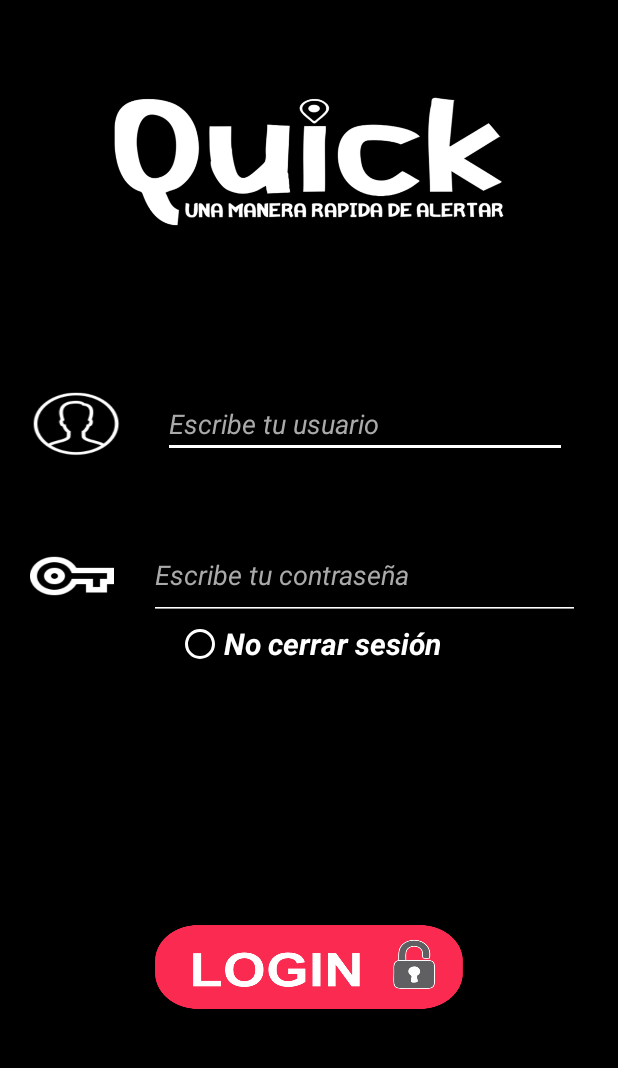
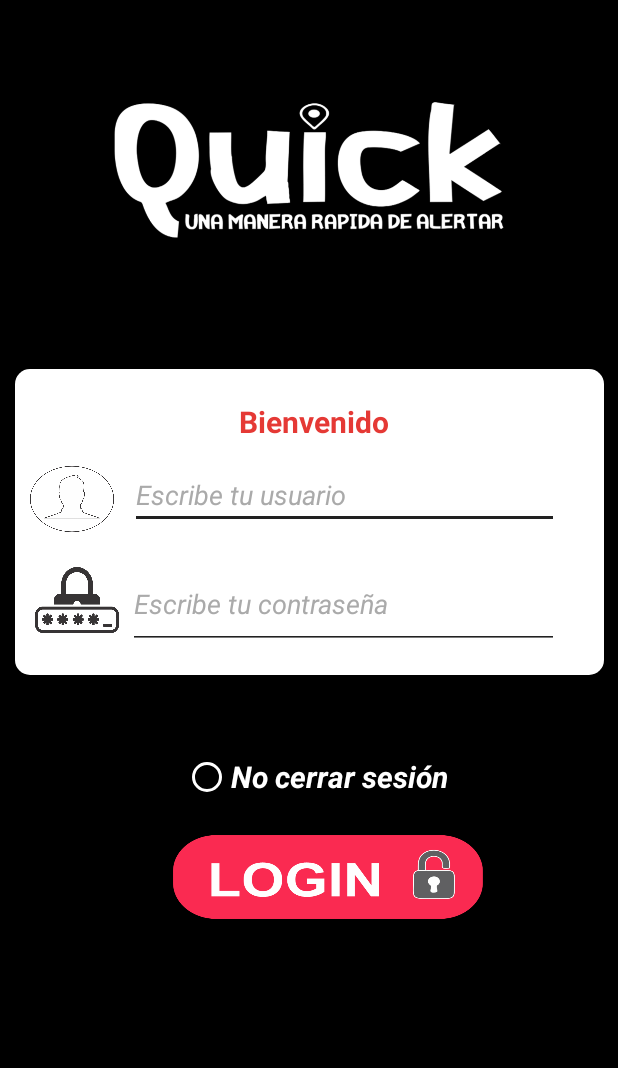
Before and after one commit to SunnyVelasco/quick, an Android app: the MainActivity screen opened directly, with no data from a screen before it, on a phone screen of 412 x 824 dp, the part 84-1152 px from its top. Run offline under Robolectric (Android 15) with nearby library versions, the phone set to English and light mode, and no system bars.

Commit message:
Edicion de vistas(Login)(Bienvenida)

```diff
--- a/app/src/main/res/layout/activity_bienvenida.xml
+++ b/app/src/main/res/layout/activity_bienvenida.xml
@@ -13,9 +13,11 @@
         android:id="@+id/textView2"
         android:layout_width="wrap_content"
         android:layout_height="wrap_content"
+        android:layout_alignParentStart="true"
         android:layout_alignParentEnd="true"
         android:layout_alignParentBottom="true"
-        android:layout_marginEnd="92dp"
+        android:layout_marginStart="93dp"
+        android:layout_marginEnd="93dp"
         android:layout_marginBottom="644dp"
         android:text="BIENVENIDOS A "
         android:textColor="@color/ColorText"
@@ -24,12 +26,15 @@
 
     <ImageView
         android:id="@+id/imageView4"
-        android:layout_width="324dp"
-        android:layout_height="283dp"
+        android:layout_width="336dp"
+        android:layout_height="290dp"
+        android:layout_alignParentStart="true"
         android:layout_alignParentEnd="true"
         android:layout_alignParentBottom="true"
+        android:layout_centerHorizontal="true"
+        android:layout_marginStart="38dp"
         android:layout_marginEnd="38dp"
-        android:layout_marginBottom="212dp"
+        android:layout_marginBottom="204dp"
         android:background="@drawable/personas" />
 
     <TextView
@@ -56,7 +61,6 @@
         android:layout_marginBottom="102dp"
         android:background="@drawable/boton_estilo"
         android:text="INICIAR SESIÓN "
-        android:textColor="@color/colorPrimary"
         android:textSize="20dp" />
 
     <Button
@@ -72,4 +76,15 @@
         android:background="@drawable/boton_estilo"
         android:text="Registrarse"
         android:textSize="20dp" />
+
+    <ImageView
+        android:id="@+id/imageView9"
+        android:layout_width="294dp"
+        android:layout_height="304dp"
+        android:layout_alignParentStart="true"
+        android:layout_alignParentTop="true"
+        android:layout_centerHorizontal="true"
+        android:layout_marginStart="60dp"
+        android:layout_marginTop="-2dp"
+        app:srcCompat="@drawable/quickblanco" />
 </RelativeLayout>
--- a/app/src/main/res/layout/activity_main.xml
+++ b/app/src/main/res/layout/activity_main.xml
@@ -8,20 +8,32 @@
     tools:context=".MainActivity">
 
 
+    <RelativeLayout
+        android:layout_width="wrap_content"
+        android:layout_height="204dp"
+        android:layout_alignParentStart="true"
+        android:layout_alignParentTop="true"
+        android:layout_alignParentEnd="true"
+        android:layout_centerVertical="true"
+        android:layout_marginStart="10dp"
+        android:layout_marginTop="246dp"
+        android:layout_marginEnd="9dp"
+        android:background="@drawable/boton_estilo">
+
         <EditText
             android:id="@+id/txt_contra"
             android:layout_width="287dp"
             android:layout_height="59dp"
             android:layout_alignParentEnd="true"
-        android:layout_centerVertical="true"
+            android:layout_alignParentBottom="true"
             android:layout_marginStart="17dp"
-        android:layout_marginEnd="25dp"
-        android:layout_toEndOf="@+id/imageView14"
-        android:backgroundTint="#FFFFFF"
+            android:layout_marginEnd="30dp"
+            android:layout_marginBottom="17dp"
+            android:backgroundTint="#212121"
             android:ems="10"
             android:hint="Escribe tu contraseña"
             android:inputType="textPassword"
-        android:textColor="#FFFFFF"
+            android:textColor="#212121"
             android:textColorHint="@android:color/darker_gray"
             android:textStyle="italic"
             android:visibility="visible" />
@@ -31,20 +43,56 @@
             android:layout_width="286dp"
             android:layout_height="wrap_content"
 
-        android:layout_below="@+id/imageView12"
-        android:layout_alignStart="@+id/txt_contra"
+
+            android:layout_alignParentTop="true"
             android:layout_alignParentEnd="true"
-        android:layout_marginStart="9dp"
-        android:layout_marginTop="60dp"
-        android:layout_marginEnd="34dp"
-        android:backgroundTint="#FFFFFF"
+            android:layout_marginTop="61dp"
+            android:layout_marginEnd="30dp"
+            android:backgroundTint="#212121"
             android:ems="10"
             android:hint="Escribe tu usuario"
             android:inputType="textPersonName"
-        android:textColor="#FFFFFF"
+            android:textColor="#212121"
             android:textColorHint="@android:color/darker_gray"
             android:textStyle="italic"
             android:visibility="visible" />
+
+        <ImageView
+            android:id="@+id/imageView14"
+            android:layout_width="56dp"
+            android:layout_height="44dp"
+            android:layout_alignTop="@+id/txt_usuario"
+            android:layout_alignParentStart="true"
+            android:layout_marginStart="10dp"
+            android:layout_marginTop="3dp"
+            android:background="@drawable/logotree" />
+
+        <ImageView
+            android:id="@+id/imageView15"
+            android:layout_width="56dp"
+            android:layout_height="44dp"
+            android:layout_alignParentStart="true"
+            android:layout_alignParentBottom="true"
+            android:layout_marginStart="13dp"
+            android:layout_marginBottom="28dp"
+            android:background="@drawable/key" />
+
+        <TextView
+            android:id="@+id/textView5"
+            android:layout_width="wrap_content"
+            android:layout_height="wrap_content"
+            android:layout_alignParentStart="true"
+            android:layout_alignParentTop="true"
+            android:layout_marginStart="149dp"
+            android:layout_marginTop="21dp"
+            android:text="Bienvenido"
+            android:textColor="#E53935"
+            android:textSize="20dp"
+            android:textStyle="bold" />
+
+
+    </RelativeLayout>
+
 
     <Button
         android:id="@+id/btn_iniciarS"
@@ -53,34 +101,18 @@
         android:layout_alignParentStart="true"
         android:layout_alignParentEnd="true"
         android:layout_alignParentBottom="true"
-        android:layout_marginStart="103dp"
-        android:layout_marginEnd="103dp"
-        android:layout_marginBottom="95dp"
+        android:layout_centerHorizontal="true"
+        android:layout_marginStart="115dp"
+        android:layout_marginEnd="90dp"
+        android:layout_marginBottom="155dp"
         android:background="@drawable/botonlogin"
         android:textColor="#FFFFFF"
         android:textStyle="bold" />
 
     <ImageView
-        android:id="@+id/imageView14"
-        android:layout_width="62dp"
-        android:layout_height="45dp"
-        android:layout_alignStart="@+id/imageView15"
-        android:layout_alignTop="@+id/txt_usuario"
-        android:background="@drawable/usuario" />
-
-    <ImageView
-        android:id="@+id/imageView15"
-        android:layout_width="56dp"
-        android:layout_height="44dp"
-        android:layout_alignParentStart="true"
-        android:layout_centerVertical="true"
-        android:layout_marginStart="20dp"
-        android:background="@drawable/key" />
-
-    <ImageView
         android:id="@+id/imageView12"
-        android:layout_width="270dp"
-        android:layout_height="182dp"
+        android:layout_width="wrap_content"
+        android:layout_height="193dp"
         android:layout_alignParentStart="true"
         android:layout_alignParentTop="true"
         android:layout_alignParentEnd="true"
@@ -94,8 +126,12 @@
         android:id="@+id/Rd_Sesion"
         android:layout_width="wrap_content"
         android:layout_height="wrap_content"
-        android:layout_below="@+id/txt_contra"
+        android:layout_alignParentEnd="true"
+        android:layout_alignParentBottom="true"
         android:layout_centerHorizontal="true"
+        android:layout_marginTop="47dp"
+        android:layout_marginEnd="113dp"
+        android:layout_marginBottom="234dp"
         android:buttonTint="@color/ColorText"
         android:text="No cerrar sesión"
         android:textColor="#fff"
--- a/app/src/main/res/layout/activity_menu.xml
+++ b/app/src/main/res/layout/activity_menu.xml
@@ -10,7 +10,7 @@
         <android.support.design.widget.NavigationView
             android:layout_width="wrap_content"
             android:layout_height="match_parent"
-            app:itemTextColor="@color/ColorText"
+            app:itemTextColor="@color/OpcionesMenu"
             app:itemIconTint="@color/iconos"
             android:background="@color/Menu"
             app:menu="@menu/drawmenu"
```
Also changed, not shown: app/src/main/res/drawable-v24/key.png (deleted), app/src/main/res/drawable/key.png (added). Lines whose indentation alone changed are shown as unchanged.
